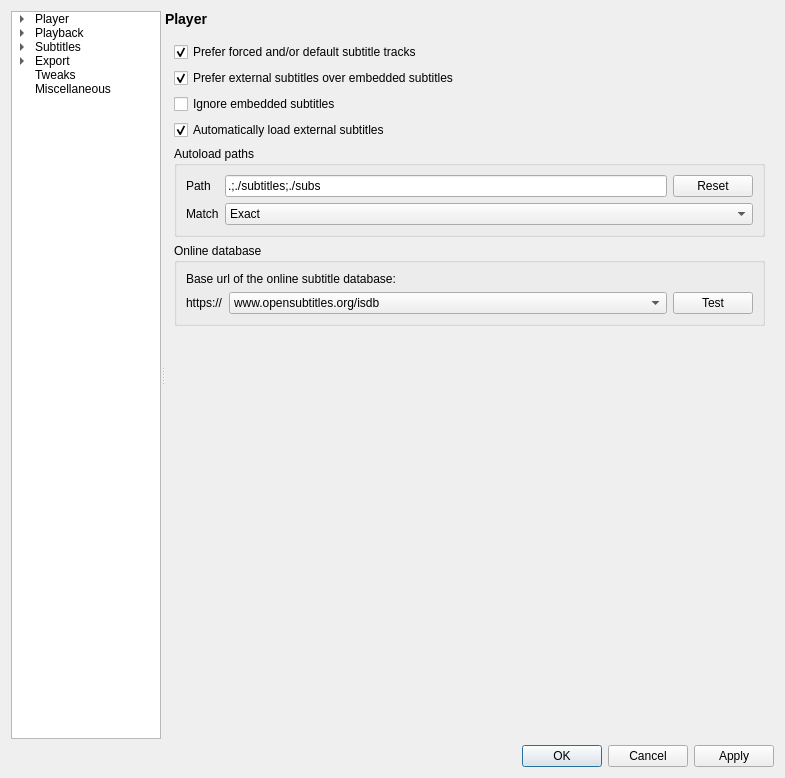
Qt form settingswindow.ui (mpc-qt/mpc-qt) before a commit.
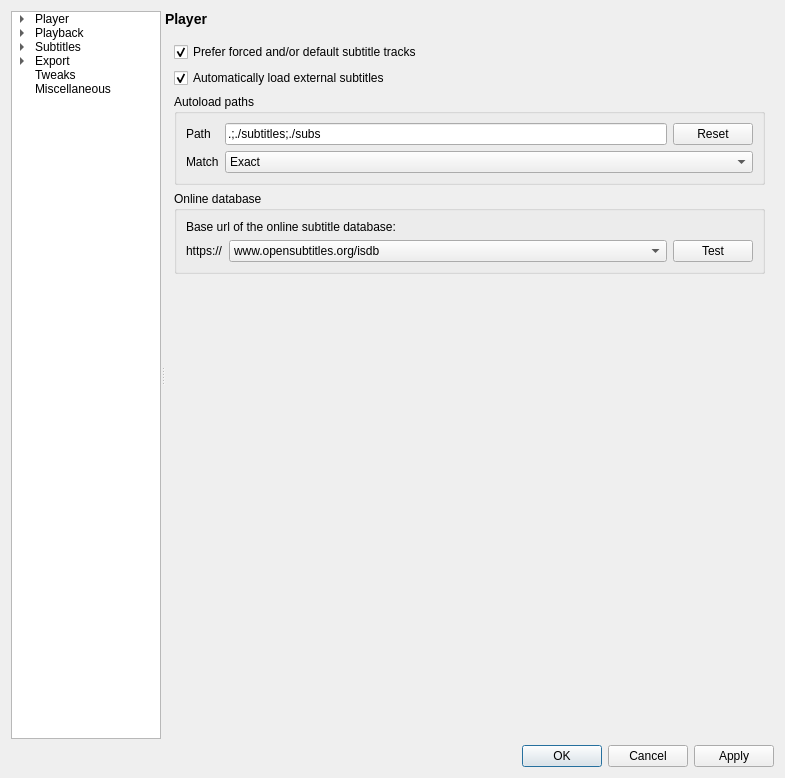
The same form after that commit.

Commit message:
settingswindow: remove redundant entires, add prefer forced subs
The removed options have no logical equivalent in mpv.  The
Implementation of sub-forced-only is here too because I can't be
bothered splitting this commit.

This finishes off the subtitles->misc page except for the subtitle
database.

Fixes the remaining issue in #174.

What changed in the file:
```diff
--- a/settingswindow.ui
+++ b/settingswindow.ui
@@ -6117,23 +6117,6 @@
              </property>
             </widget>
            </item>
-           <item>
-            <widget class="QCheckBox" name="subtitlesPreferExternal">
-             <property name="text">
-              <string>Prefer external subtitles over embedded subtitles</string>
-             </property>
-             <property name="checked">
-              <bool>true</bool>
-             </property>
-            </widget>
-           </item>
-           <item>
-            <widget class="QCheckBox" name="subtitlesIgnoreEmbedded">
-             <property name="text">
-              <string>Ignore embedded subtitles</string>
-             </property>
-            </widget>
-           </item>
            <item>
             <widget class="QCheckBox" name="subtitlesAutoloadExternal">
              <property name="text">
```
The commit also changes 3 other files.
